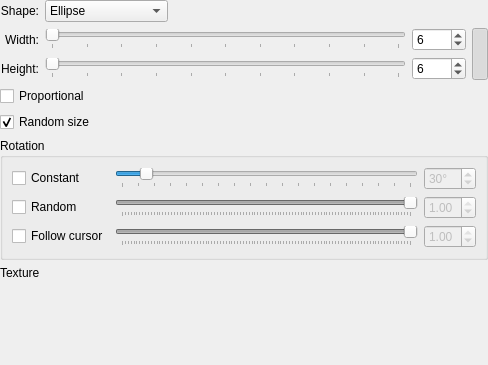
KDE/krita, file krita/plugins/paintops/experiment/wdgshapeoptions.ui: the form before one commit.
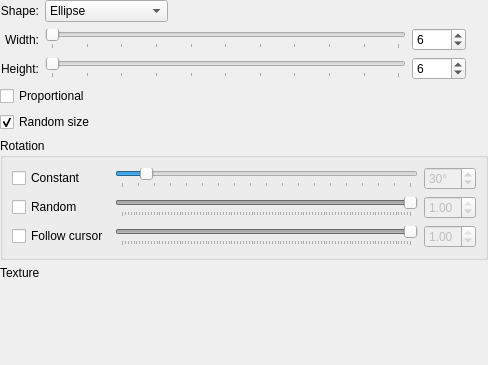
The form after the commit. Custom widgets are drawn as their Qt base class.

Commit message: Made the Spray and Experimental paintops use KoAspectButton

Patch:
```diff
--- a/krita/plugins/paintops/experiment/wdgshapeoptions.ui
+++ b/krita/plugins/paintops/experiment/wdgshapeoptions.ui
@@ -132,7 +132,7 @@
       </widget>
      </item>
      <item row="1" column="4" rowspan="2">
-      <widget class="QToolButton" name="btnAspect">
+      <widget class="KoAspectButton" name="aspectButton" native="true">
        <property name="sizePolicy">
         <sizepolicy hsizetype="Minimum" vsizetype="Fixed">
          <horstretch>0</horstretch>
@@ -151,15 +151,6 @@
          <height>32767</height>
         </size>
        </property>
-       <property name="text">
-        <string/>
-       </property>
-       <property name="checkable">
-        <bool>true</bool>
-       </property>
-       <property name="checked">
-        <bool>true</bool>
-       </property>
       </widget>
      </item>
      <item row="2" column="0">
@@ -420,6 +411,12 @@
    <extends>QFrame</extends>
    <header>kurlrequester.h</header>
   </customwidget>
+  <customwidget>
+   <class>KoAspectButton</class>
+   <extends>QWidget</extends>
+   <header>KoAspectButton.h</header>
+   <container>1</container>
+  </customwidget>
  </customwidgets>
  <resources/>
  <connections>
```
The commit also changes 3 other files.
